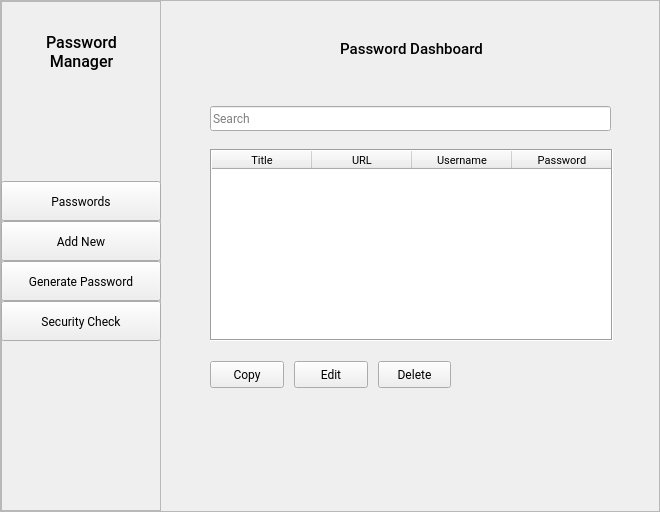
First picture: the form in main_window.ui, repository EmueI/password-manager, before the edit.
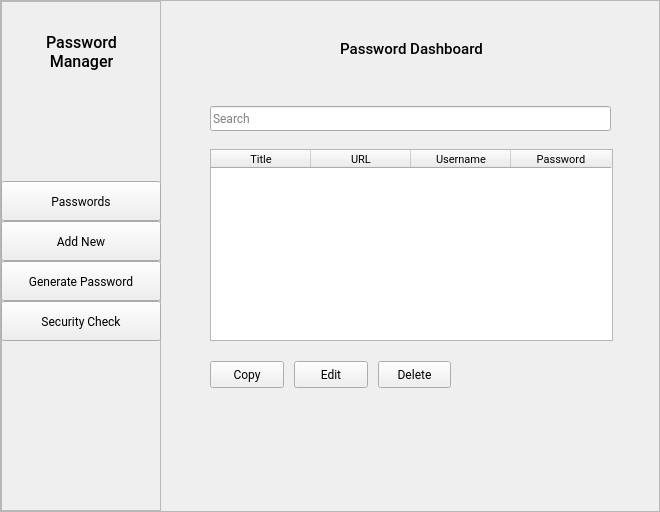
Second picture: the form after the edit. The open tabs and pages were chosen to show the change. Icons and pictures are not drawn.

The edit to the form file:
```diff
--- a/main_window.ui
+++ b/main_window.ui
@@ -491,14 +491,8 @@
               <property name="contextMenuPolicy">
                <enum>Qt::NoContextMenu</enum>
               </property>
-              <property name="frameShape">
-               <enum>QFrame::Box</enum>
-              </property>
               <property name="horizontalScrollBarPolicy">
-               <enum>Qt::ScrollBarAlwaysOff</enum>
-              </property>
-              <property name="sizeAdjustPolicy">
-               <enum>QAbstractScrollArea::AdjustToContentsOnFirstShow</enum>
+               <enum>Qt::ScrollBarAsNeeded</enum>
               </property>
               <property name="autoScroll">
                <bool>false</bool>
```
Left out of the diff: 7 changed lines with no effect on the pictures.
